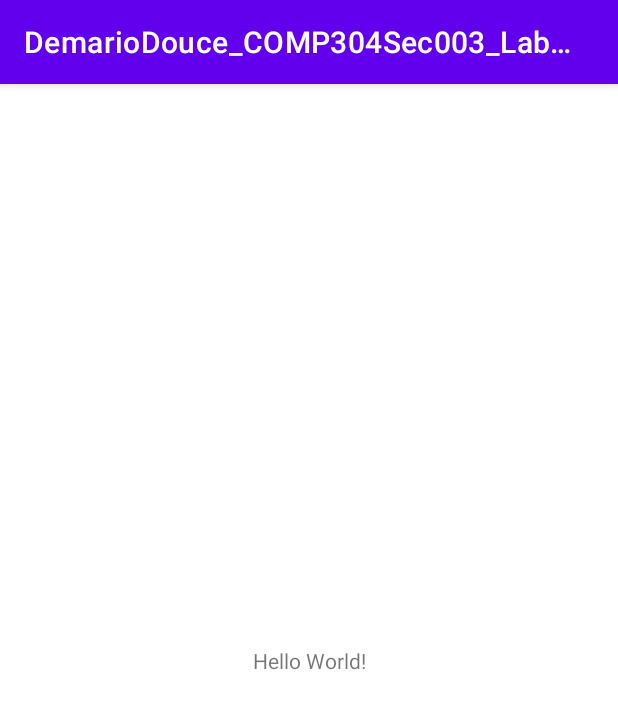
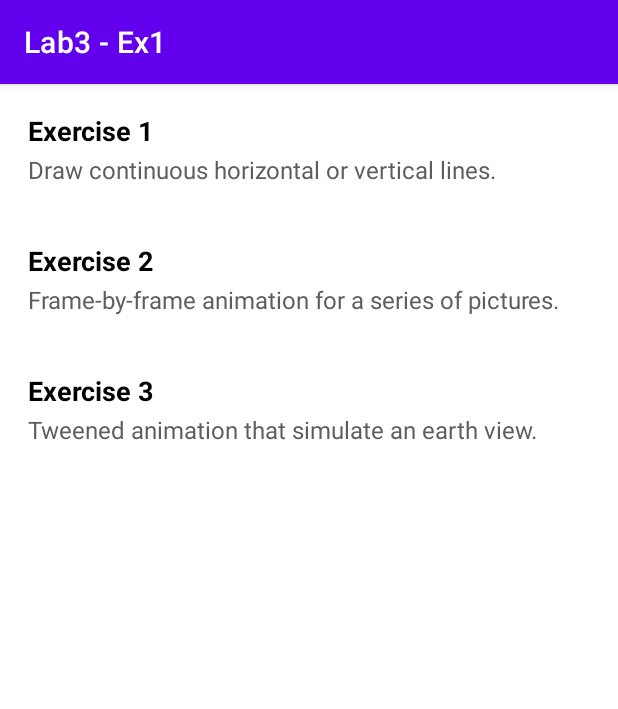
Before and after one commit to DemarioDouce/GraphiAni-Android, an Android app: the screen it shows after launch (MainActivity), on a phone screen of 412 x 824 dp. Shown: the top 709 px of the screen. Run offline under Robolectric (Android 15) with nearby library versions, the phone set to English and light mode, and no system bars.

Commit message:
Added RecyclerView.

```diff
--- a/app/build.gradle
+++ b/app/build.gradle
@@ -29,7 +29,9 @@ android {
 }
 
 dependencies {
-
+    implementation "androidx.recyclerview:recyclerview:1.1.0"
+    // For control over item selection of both touch and mouse driven selection
+    implementation "androidx.recyclerview:recyclerview-selection:1.1.0"
     implementation 'androidx.appcompat:appcompat:1.2.0'
     implementation 'com.google.android.material:material:1.3.0'
     implementation 'androidx.constraintlayout:constraintlayout:2.0.4'
--- a/app/src/main/java/com/demariodouce/myapplication/MainActivity.java
+++ b/app/src/main/java/com/demariodouce/myapplication/MainActivity.java
@@ -1,14 +1,49 @@
 package com.demariodouce.myapplication;
 
 import androidx.appcompat.app.AppCompatActivity;
+import androidx.recyclerview.widget.LinearLayoutManager;
+import androidx.recyclerview.widget.RecyclerView;
 
 import android.os.Bundle;
+import android.view.View;
+import android.widget.Toast;
 
-public class MainActivity extends AppCompatActivity {
+import java.util.ArrayList;
+
+public class MainActivity extends AppCompatActivity implements MyRecyclerViewAdapter.ItemClickListener {
+
+    MyRecyclerViewAdapter adapter;
 
     @Override
     protected void onCreate(Bundle savedInstanceState) {
         super.onCreate(savedInstanceState);
         setContentView(R.layout.activity_main);
+
+        // data to populate the RecyclerView with for titleList
+        ArrayList<String> exercisesTitle = new ArrayList<>();
+        exercisesTitle.add("Exercise 1");
+        exercisesTitle.add("Exercise 2");
+        exercisesTitle.add("Exercise 3");
+
+        // data to populate the RecyclerView with for descriptionList
+        ArrayList<String> exercisesDescription = new ArrayList<>();
+        exercisesDescription.add("Draw continuous horizontal or vertical lines.");
+        exercisesDescription.add("Frame-by-frame animation for a series of pictures.");
+        exercisesDescription.add("Tweened animation that simulate an earth view.");
+        exercisesDescription.add("Sheep");
+        exercisesDescription.add("Goat");
+
+
+        // set up the RecyclerView
+        RecyclerView recyclerView = findViewById(R.id.exerciseRv);
+        recyclerView.setLayoutManager(new LinearLayoutManager(this));
+        adapter = new MyRecyclerViewAdapter(this, exercisesTitle, exercisesDescription);
+        adapter.setClickListener(this);
+        recyclerView.setAdapter(adapter);
+    }
+
+    @Override
+    public void onItemClick(View view, int position) {
+        Toast.makeText(this, "You clicked " + adapter.getItem(position) + " on row number " + position, Toast.LENGTH_SHORT).show();
     }
 }
--- /dev/null
+++ b/app/src/main/java/com/demariodouce/myapplication/MyRecyclerViewAdapter.java
@@ -0,0 +1,82 @@
+package com.demariodouce.myapplication;
+
+import android.content.Context;
+import android.view.LayoutInflater;
+import android.view.View;
+import android.view.ViewGroup;
+import android.widget.TextView;
+
+import androidx.recyclerview.widget.RecyclerView;
+
+import java.util.List;
+
+public class MyRecyclerViewAdapter extends RecyclerView.Adapter<MyRecyclerViewAdapter.ViewHolder> {
+
+    private List<String> titleList;
+    private List<String> descriptionList;
+    private LayoutInflater mInflater;
+    private ItemClickListener mClickListener;
+
+    // data is passed into the constructor
+    MyRecyclerViewAdapter(Context context, List<String> titleData, List<String> descriptionData) {
+        this.mInflater = LayoutInflater.from(context);
+        this.titleList = titleData;
+        this.descriptionList = descriptionData;
+    }
+
+    // inflates the row layout from xml when needed
+    @Override
+    public ViewHolder onCreateViewHolder(ViewGroup parent, int viewType) {
+        View view = mInflater.inflate(R.layout.recyclerview_row, parent, false);
+        return new ViewHolder(view);
+    }
+
+    // binds the data to the TextView in each row
+    @Override
+    public void onBindViewHolder(ViewHolder holder, int position) {
+        String exercise = titleList.get(position);
+        String exercise2 = descriptionList.get(position);
+        holder.titleTv.setText(exercise);
+        holder.descriptionTv.setText(exercise2);
+    }
+
+    // total number of rows
+    @Override
+    public int getItemCount() {
+        return titleList.size();
+    }
+
+
+    // stores and recycles views as they are scrolled off screen
+    public class ViewHolder extends RecyclerView.ViewHolder implements View.OnClickListener {
+        TextView titleTv;
+        TextView descriptionTv;
+
+        ViewHolder(View itemView) {
+            super(itemView);
+            titleTv = itemView.findViewById(R.id.excerciseTitleTv);
+            descriptionTv = itemView.findViewById(R.id.excerciseDescriptionTv);
+            itemView.setOnClickListener(this);
+        }
+
+        @Override
+        public void onClick(View view) {
+            if (mClickListener != null) mClickListener.onItemClick(view, getAdapterPosition());
+        }
+    }
+
+    // convenience method for getting data at click position
+    String getItem(int id) {
+        return titleList.get(id);
+    }
+
+    // allows clicks events to be caught
+    void setClickListener(ItemClickListener itemClickListener) {
+        this.mClickListener = itemClickListener;
+    }
+
+    // parent activity will implement this method to respond to click events
+    public interface ItemClickListener {
+        void onItemClick(View view, int position);
+    }
+}
--- a/app/src/main/res/layout/activity_main.xml
+++ b/app/src/main/res/layout/activity_main.xml
@@ -1,18 +1,12 @@
 <?xml version="1.0" encoding="utf-8"?>
-<androidx.constraintlayout.widget.ConstraintLayout xmlns:android="http://schemas.android.com/apk/res/android"
-    xmlns:app="http://schemas.android.com/apk/res-auto"
-    xmlns:tools="http://schemas.android.com/tools"
+<RelativeLayout
+    xmlns:android="http://schemas.android.com/apk/res/android"
     android:layout_width="match_parent"
-    android:layout_height="match_parent"
-    tools:context=".MainActivity">
+    android:layout_height="match_parent">
 
-    <TextView
-        android:layout_width="wrap_content"
-        android:layout_height="wrap_content"
-        android:text="Hello World!"
-        app:layout_constraintBottom_toBottomOf="parent"
-        app:layout_constraintLeft_toLeftOf="parent"
-        app:layout_constraintRight_toRightOf="parent"
-        app:layout_constraintTop_toTopOf="parent" />
+    <androidx.recyclerview.widget.RecyclerView
+        android:id="@+id/exerciseRv"
+        android:layout_width="match_parent"
+        android:layout_height="match_parent"/>
 
-</androidx.constraintlayout.widget.ConstraintLayout>
+</RelativeLayout>
--- /dev/null
+++ b/app/src/main/res/layout/recyclerview_row.xml
@@ -0,0 +1,38 @@
+<?xml version="1.0" encoding="utf-8"?>
+<LinearLayout xmlns:android="http://schemas.android.com/apk/res/android"
+    android:layout_width="match_parent"
+    android:layout_height="wrap_content"
+    android:background="#ffffff"
+    android:orientation="horizontal"
+    android:layout_margin="1dp"
+    android:padding="8dp">
+
+    <LinearLayout
+        android:layout_width="match_parent"
+        android:layout_height="wrap_content"
+        android:orientation="vertical"
+        android:padding="8dp">
+
+        <TextView
+            android:id="@+id/excerciseTitleTv"
+            android:layout_width="match_parent"
+            android:layout_height="wrap_content"
+            android:padding="1dp"
+            android:text="Demario"
+            android:textColor="#000000"
+            android:textSize="18sp"
+            android:textStyle="bold" />
+
+        <TextView
+            android:id="@+id/excerciseDescriptionTv"
+            android:layout_width="match_parent"
+            android:layout_height="wrap_content"
+            android:padding="1dp"
+            android:text="Douce"
+            android:textColor="#5d5d5d"
+            android:textSize="16sp" />
+
+
+    </LinearLayout>
+
+</LinearLayout>
--- a/app/src/main/res/values/strings.xml
+++ b/app/src/main/res/values/strings.xml
@@ -1,3 +1,3 @@
 <resources>
-    <string name="app_name">DemarioDouce_COMP304Sec003_Lab3_Ex1</string>
+    <string name="app_name">Lab3 - Ex1</string>
 </resources>
```
